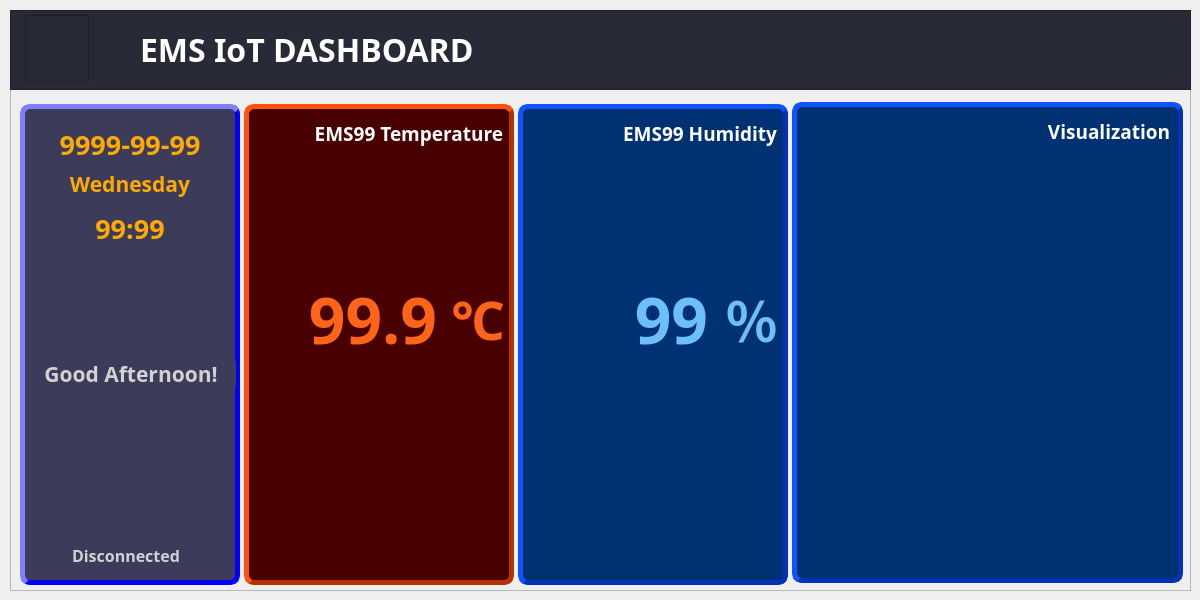
LKBbb/ems_comm, file windows/ui/dashboard.ui: the form before one commit.
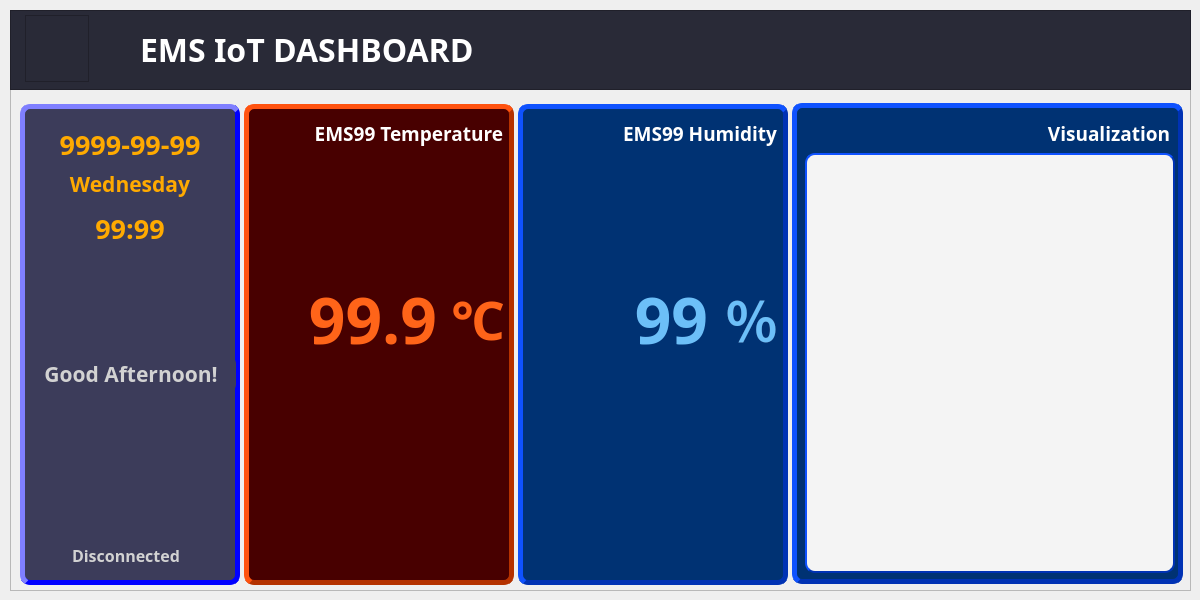
The form after the commit. Icons and pictures are not drawn. Custom widgets are drawn as their Qt base class.

Diff of the .ui file:
```diff
--- a/windows/ui/dashboard.ui
+++ b/windows/ui/dashboard.ui
@@ -498,9 +498,9 @@
      <widget class="QLabel" name="lblTempAlarm">
       <property name="geometry">
        <rect>
-        <x>40</x>
-        <y>280</y>
-        <width>190</width>
+        <x>10</x>
+        <y>270</y>
+        <width>250</width>
         <height>40</height>
        </rect>
       </property>
@@ -700,9 +700,9 @@
      <widget class="QLabel" name="lblHumidAlarm">
       <property name="geometry">
        <rect>
-        <x>50</x>
-        <y>260</y>
-        <width>190</width>
+        <x>10</x>
+        <y>270</y>
+        <width>250</width>
         <height>40</height>
        </rect>
       </property>
@@ -749,7 +749,7 @@
      <property name="geometry">
       <rect>
        <x>782</x>
-       <y>92</y>
+       <y>93</y>
        <width>391</width>
        <height>481</height>
       </rect>
@@ -778,7 +778,7 @@
       <property name="geometry">
        <rect>
         <x>228</x>
-        <y>9</y>
+        <y>10</y>
         <width>150</width>
         <height>40</height>
        </rect>
@@ -802,10 +802,32 @@
        <set>Qt::AlignRight|Qt::AlignTrailing|Qt::AlignVCenter</set>
       </property>
      </widget>
+     <widget class="QChartView" name="dataView" native="true">
+      <property name="geometry">
+       <rect>
+        <x>13</x>
+        <y>50</y>
+        <width>370</width>
+        <height>420</height>
+       </rect>
+      </property>
+      <property name="styleSheet">
+       <string notr="true">background-color: rgb(244, 244, 244);
+border-width : 2px;</string>
+      </property>
+     </widget>
     </widget>
    </widget>
   </widget>
  </widget>
+ <customwidgets>
+  <customwidget>
+   <class>QChartView</class>
+   <extends>QWidget</extends>
+   <header>PyQt5.QtChart</header>
+   <container>1</container>
+  </customwidget>
+ </customwidgets>
  <resources>
   <include location="dashboard.qrc"/>
  </resources>
```
